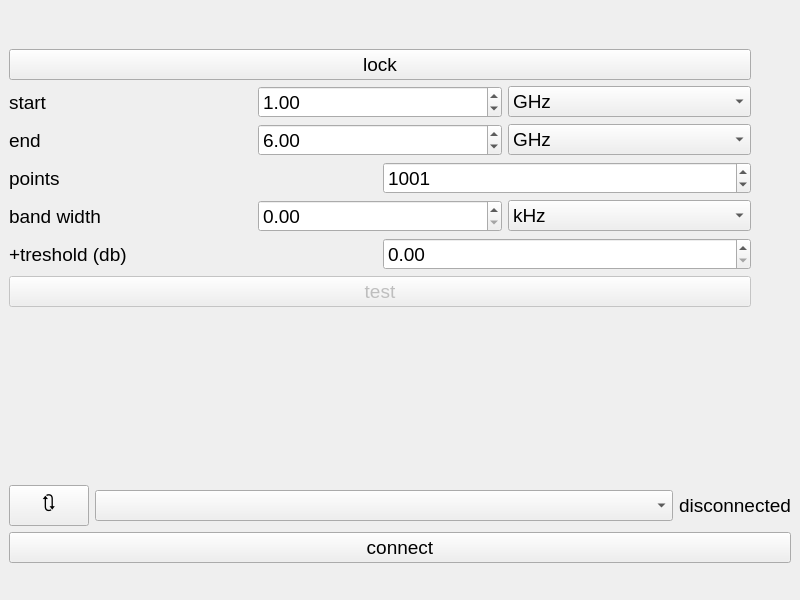
The window that mainwindow.ui (NoneType4Name/ReturnLossAnalyzer) describes before a commit, drawn with Qt 5.
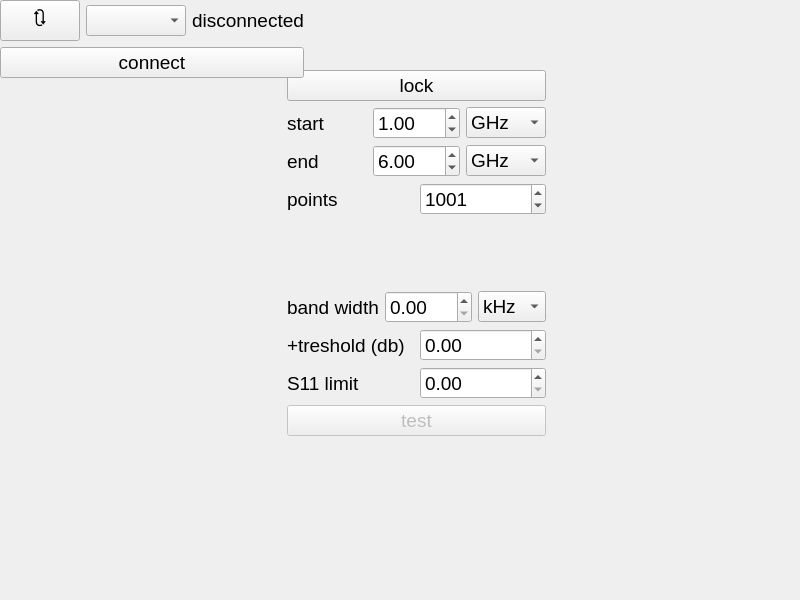
The same window after the commit. Custom widgets are drawn as their Qt base class.

Commit message: bin test + new ui field

The edit to the form file:
```diff
--- a/mainwindow.ui
+++ b/mainwindow.ui
@@ -14,25 +14,79 @@
    <string>MainWindow</string>
   </property>
   <widget class="QWidget" name="centralwidget">
-   <layout class="QVBoxLayout" name="verticalLayout_4">
-    <item>
-     <spacer name="verticalSpacer">
-      <property name="orientation">
-       <enum>Qt::Orientation::Vertical</enum>
-      </property>
-      <property name="sizeType">
-       <enum>QSizePolicy::Policy::Maximum</enum>
-      </property>
-      <property name="sizeHint" stdset="0">
-       <size>
-        <width>20</width>
-        <height>40</height>
-       </size>
-      </property>
-     </spacer>
-    </item>
-    <item>
+   <widget class="QLabel" name="statusLabel">
+    <property name="geometry">
+     <rect>
+      <x>9</x>
+      <y>354</y>
+      <width>16</width>
+      <height>16</height>
+     </rect>
+    </property>
+    <property name="sizePolicy">
+     <sizepolicy hsizetype="Preferred" vsizetype="Expanding">
+      <horstretch>0</horstretch>
+      <verstretch>0</verstretch>
+     </sizepolicy>
+    </property>
+    <property name="text">
+     <string/>
+    </property>
+   </widget>
+   <widget class="QLabel" name="nameLabel">
+    <property name="geometry">
+     <rect>
+      <x>9</x>
+      <y>566</y>
+      <width>16</width>
+      <height>25</height>
+     </rect>
+    </property>
+    <property name="font">
+     <font>
+      <pointsize>14</pointsize>
+     </font>
+    </property>
+    <property name="text">
+     <string/>
+    </property>
+   </widget>
+   <widget class="QWidget" name="">
+    <property name="geometry">
+     <rect>
+      <x>230</x>
+      <y>70</y>
+      <width>316</width>
+      <height>366</height>
+     </rect>
+    </property>
      <layout class="QHBoxLayout" name="workingLayout">
+     <item>
+      <widget class="QCustomPlot" name="plot" native="true">
+       <property name="sizePolicy">
+        <sizepolicy hsizetype="Expanding" vsizetype="Expanding">
+         <horstretch>0</horstretch>
+         <verstretch>0</verstretch>
+        </sizepolicy>
+       </property>
+      </widget>
+     </item>
+     <item>
+      <spacer name="horizontalSpacer">
+       <property name="orientation">
+        <enum>Qt::Orientation::Horizontal</enum>
+       </property>
+       <property name="sizeType">
+        <enum>QSizePolicy::Policy::Maximum</enum>
+       </property>
+       <property name="sizeHint" stdset="0">
+        <size>
+         <width>40</width>
+         <height>20</height>
+        </size>
+       </property>
+      </spacer>
+     </item>
       <item>
        <layout class="QVBoxLayout" name="verticalLayout_2">
         <item>
@@ -216,6 +270,19 @@
           </item>
          </layout>
         </item>
+       <item>
+        <spacer name="verticalSpacer_2">
+         <property name="orientation">
+          <enum>Qt::Orientation::Vertical</enum>
+         </property>
+         <property name="sizeHint" stdset="0">
+          <size>
+           <width>20</width>
+           <height>40</height>
+          </size>
+         </property>
+        </spacer>
+       </item>
         <item>
          <layout class="QHBoxLayout" name="horizontalLayout_3">
           <item>
@@ -307,6 +374,34 @@
           </item>
          </layout>
         </item>
+       <item>
+        <layout class="QHBoxLayout" name="horizontalLayout_6">
+         <item>
+          <widget class="QLabel" name="label_6">
+           <property name="font">
+            <font>
+             <pointsize>14</pointsize>
+            </font>
+           </property>
+           <property name="text">
+            <string>S11 limit</string>
+           </property>
+          </widget>
+         </item>
+         <item>
+          <widget class="QDoubleSpinBox" name="limitDoubleSpinBox">
+           <property name="font">
+            <font>
+             <pointsize>14</pointsize>
+            </font>
+           </property>
+           <property name="maximum">
+            <double>99.000000000000000</double>
+           </property>
+          </widget>
+         </item>
+        </layout>
+       </item>
         <item>
          <widget class="QPushButton" name="testButton">
           <property name="enabled">
@@ -327,38 +422,9 @@
         </item>
        </layout>
       </item>
-      <item>
-       <spacer name="horizontalSpacer">
-        <property name="orientation">
-         <enum>Qt::Orientation::Horizontal</enum>
-        </property>
-        <property name="sizeType">
-         <enum>QSizePolicy::Policy::Maximum</enum>
-        </property>
-        <property name="sizeHint" stdset="0">
-         <size>
-          <width>40</width>
-          <height>20</height>
-         </size>
-        </property>
-       </spacer>
-      </item>
-     </layout>
-    </item>
-    <item>
-     <widget class="QLabel" name="statusLabel">
-      <property name="sizePolicy">
-       <sizepolicy hsizetype="Preferred" vsizetype="Expanding">
-        <horstretch>0</horstretch>
-        <verstretch>0</verstretch>
-       </sizepolicy>
-      </property>
-      <property name="text">
-       <string/>
-      </property>
-     </widget>
-    </item>
-    <item>
+    </layout>
+   </widget>
+   <widget class="QWidget" name="">
      <layout class="QVBoxLayout" name="verticalLayout_3">
       <item>
        <layout class="QVBoxLayout" name="verticalLayout">
@@ -441,22 +507,17 @@
        </layout>
       </item>
      </layout>
-    </item>
-    <item>
-     <widget class="QLabel" name="nameLabel">
-      <property name="font">
-       <font>
-        <pointsize>14</pointsize>
-       </font>
-      </property>
-      <property name="text">
-       <string/>
-      </property>
-     </widget>
-    </item>
-   </layout>
+   </widget>
   </widget>
  </widget>
+ <customwidgets>
+  <customwidget>
+   <class>QCustomPlot</class>
+   <extends>QWidget</extends>
+   <header location="global">qcustomplot.h</header>
+   <container>1</container>
+  </customwidget>
+ </customwidgets>
  <resources/>
  <connections/>
 </ui>
```
Lines whose indentation alone changed are shown as unchanged. The commit also changes 5 other files.
